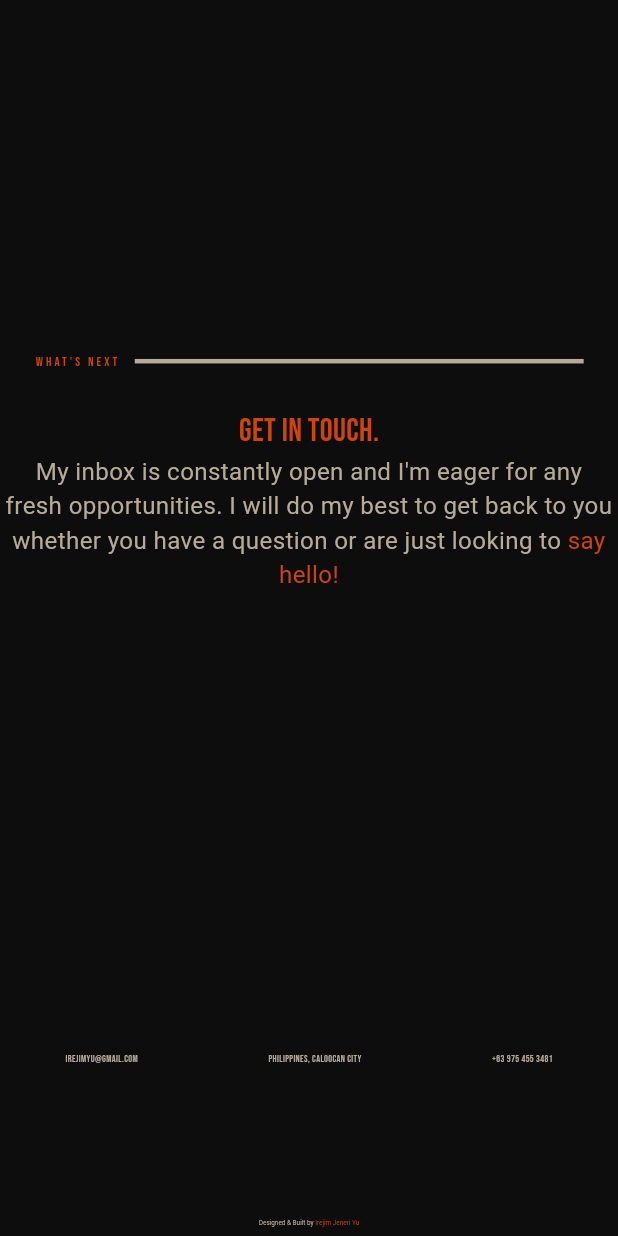
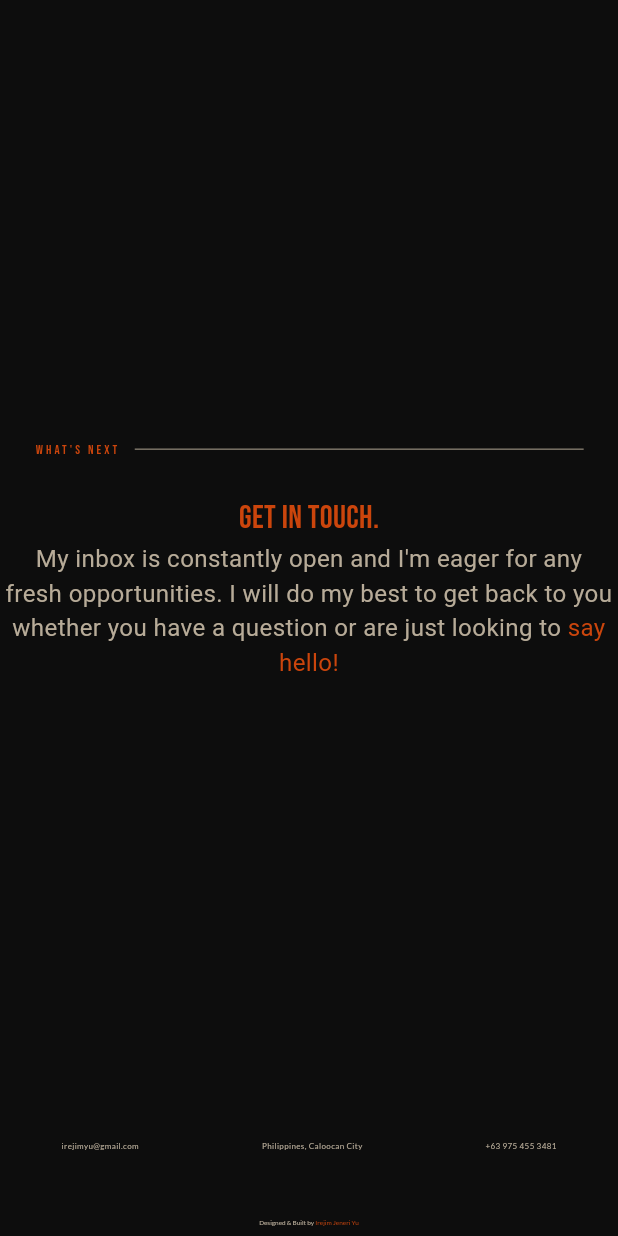
Before and after one commit to irejimyu/portfolio, a Flutter app: the ContactDesktop widget shown alone on an empty page, opened directly, on a phone screen of 412 x 824 dp. Run offline on Flutter 3.47's test engine with Material 2 defaults, Android fonts, the phone set to English and light mode, and no system bars; our stand-ins replace flutter_screenutil, font_awesome_flutter, google_fonts, rive; missing offline and left inert: dart:js_interop.

Commit message:
mouse parallax improved
magnetic icons added
pageview controller
constants added for strings and sizes

```diff
--- /dev/null
+++ b/lib/constants/sizes.dart
@@ -0,0 +1,14 @@
+import 'package:flutter_screenutil/flutter_screenutil.dart';
+
+class AppSizes {
+  AppSizes._();
+
+  static double sideWidth = 200.w;
+  static double sideLineHeight = 50.h;
+  static double lineThick = 3.w;
+
+  static double navigationFontSize = 30.sp;
+
+  static double socialIconSize = 40.sp;
+  static double mainIconSize = 70.sp;
+}
--- a/lib/screens/contact/introduction_desktop.dart
+++ b/lib/screens/contact/contact_desktop.dart
@@ -1,5 +1,6 @@
 import 'package:flutter/material.dart';
 import 'package:flutter_screenutil/flutter_screenutil.dart';
+import 'package:google_fonts/google_fonts.dart';
 import 'package:portfolio/utils/themes.dart';
 import 'package:portfolio/widgets/separator_widget.dart';
 
@@ -15,11 +16,8 @@ class ContactDesktop extends StatelessWidget {
           child: Column(
             mainAxisAlignment: MainAxisAlignment.center,
             children: [
-              Padding(
-                padding: EdgeInsets.all(30.h),
-                child: const PageSeparator(
-                  separatorText: 'WHAT\'S NEXT',
-                ),
+              const PageSeparator(
+                separatorText: 'WHAT\'S NEXT',
               ),
               Text(
                 'GET IN TOUCH.',
@@ -53,26 +51,27 @@ class ContactDesktop extends StatelessWidget {
             ],
           ),
         ),
-        Expanded(
+        Padding(
+          padding: EdgeInsets.symmetric(vertical: 50.h),
           child: Row(
             mainAxisAlignment: MainAxisAlignment.spaceAround,
             children: [
               Text(
                 'irejimyu@gmail.com',
-                style: TextStyle(
-                  fontSize: 30.sp,
+                style: GoogleFonts.lato(
+                  fontSize: 25.sp,
                 ),
               ),
               Text(
                 'Philippines, Caloocan City',
-                style: TextStyle(
-                  fontSize: 30.sp,
+                style: GoogleFonts.lato(
+                  fontSize: 25.sp,
                 ),
               ),
               Text(
                 '+63 975 455 3481',
-                style: TextStyle(
-                  fontSize: 30.sp,
+                style: GoogleFonts.lato(
+                  fontSize: 25.sp,
                 ),
               ),
             ],
@@ -82,7 +81,7 @@ class ContactDesktop extends StatelessWidget {
           padding: EdgeInsets.all(30.sp),
           child: RichText(
             text: TextSpan(
-              style: TextStyle(
+              style: GoogleFonts.lato(
                 fontSize: 20.sp,
                 color: AppTheme.appColors.primary,
               ),
@@ -92,7 +91,7 @@ class ContactDesktop extends StatelessWidget {
                 ),
                 TextSpan(
                   text: 'Irejim Jeneri Yu',
-                  style: TextStyle(
+                  style: GoogleFonts.lato(
                     color: AppTheme.appColors.accent,
                   ),
                 ),
--- a/lib/widgets/history_card_widget.dart
+++ b/lib/widgets/history_card_widget.dart
@@ -1,5 +1,6 @@
 import 'package:flutter/material.dart';
 import 'package:flutter_screenutil/flutter_screenutil.dart';
+import 'package:google_fonts/google_fonts.dart';
 import 'package:portfolio/utils/themes.dart';
 import 'package:intl/intl.dart';
 
@@ -62,13 +63,13 @@ class HistoryCard extends StatelessWidget {
                 ),
                 decoration: BoxDecoration(
                   borderRadius: const BorderRadius.all(
-                    Radius.circular(10),
+                    Radius.circular(50),
                   ),
                   color: AppTheme.appColors.primary,
                 ),
                 child: Text(
                   skill,
-                  style: TextStyle(
+                  style: GoogleFonts.lato(
                     color: AppTheme.appColors.neutral,
                   ),
                 ),
--- a/lib/widgets/separator_widget.dart
+++ b/lib/widgets/separator_widget.dart
@@ -1,5 +1,6 @@
 import 'package:flutter/material.dart';
 import 'package:flutter_screenutil/flutter_screenutil.dart';
+import 'package:portfolio/constants/sizes.dart';
 
 import '../utils/themes.dart';
 
@@ -9,7 +10,9 @@ class PageSeparator extends StatelessWidget {
 
   @override
   Widget build(BuildContext context) {
-    return Row(
+    return Padding(
+      padding: EdgeInsets.all(30.h),
+      child: Row(
         children: [
           Text(
             separatorText,
@@ -22,11 +25,12 @@ class PageSeparator extends StatelessWidget {
           Expanded(
             child: Divider(
               indent: 50.sp,
-            thickness: 3,
+              thickness: AppSizes.lineThick,
               color: AppTheme.appColors.primary,
             ),
           ),
         ],
+      ),
     );
   }
 }
--- a/pubspec.yaml
+++ b/pubspec.yaml
@@ -38,6 +38,7 @@ dependencies:
   flutter_screenutil: ^5.8.4
   font_awesome_flutter: ^10.5.0
   intl: ^0.18.1
+  rive: ^0.11.14
 
 
 dev_dependencies:
@@ -63,9 +64,8 @@ flutter:
   uses-material-design: true
 
   # To add assets to your application, add an assets section, like this:
-  # assets:
-  #   - images/a_dot_burr.jpeg
-  #   - images/a_dot_ham.jpeg
+  assets:
+    - assets/
 
   # An image asset can refer to one or more resolution-specific "variants", see
   # https://flutter.dev/assets-and-images/#resolution-aware
```
Also changed, not shown: lib/constants/strings.dart (added, +7 -0 lines), lib/screens/history/history_desktop.dart (+2 -8 lines), lib/screens/home/home_desktop.dart (+43 -87 lines), lib/screens/introduction/introduction_desktop.dart (+2 -6 lines), lib/screens/root/layouts/root_desktop.dart (+103 -60 lines), lib/utils/painters.dart (added, +57 -0 lines), lib/widgets/cursor_layout.dart (+8 -8 lines), lib/widgets/magnetic_icon_widget.dart (added, +41 -0 lines), pubspec.lock, 1 other file. Lines whose indentation alone changed are shown as unchanged.
